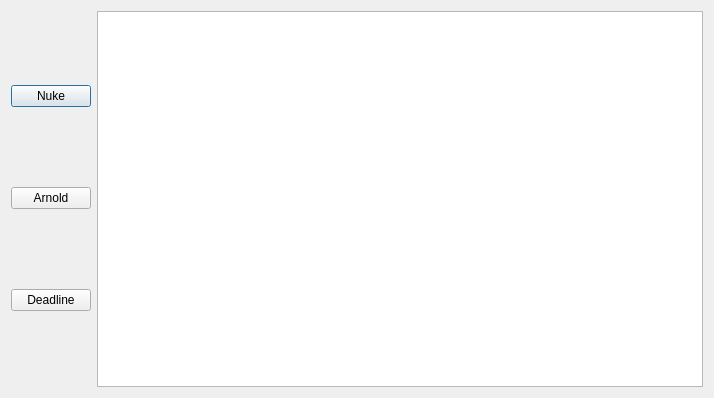
Qt form resources/dialog.ui (qpskcn1/tk-multi-licensemonitor) before a commit.
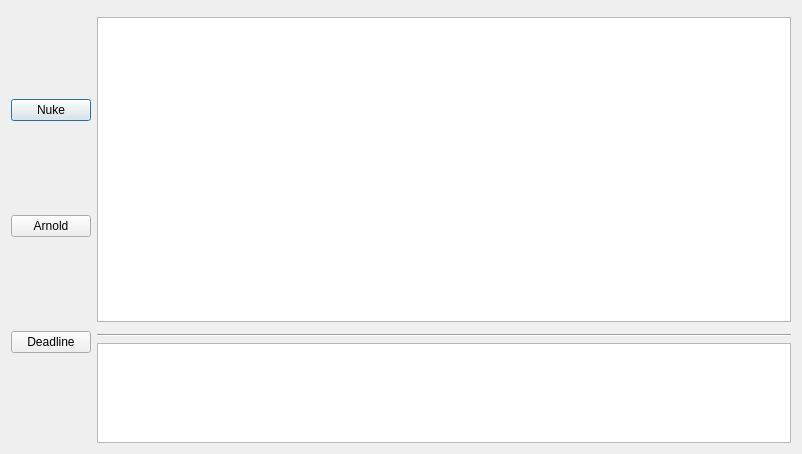
The same form after that commit.

```diff
--- a/resources/dialog.ui
+++ b/resources/dialog.ui
@@ -6,8 +6,8 @@
    <rect>
     <x>0</x>
     <y>0</y>
-    <width>714</width>
-    <height>398</height>
+    <width>802</width>
+    <height>454</height>
    </rect>
   </property>
   <property name="sizePolicy">
@@ -20,7 +20,7 @@
    <string>Dialog</string>
   </property>
   <layout class="QGridLayout" name="gridLayout">
-   <item row="0" column="0">
+   <item row="0" column="0" rowspan="5">
     <layout class="QVBoxLayout" name="verticalLayout">
      <property name="sizeConstraint">
       <enum>QLayout::SetNoConstraint</enum>
@@ -48,8 +48,31 @@
      </item>
     </layout>
    </item>
-   <item row="0" column="1">
-    <widget class="QTextBrowser" name="textBrowser"/>
+   <item row="4" column="2">
+    <widget class="QTextBrowser" name="textBrowser">
+     <property name="sizePolicy">
+      <sizepolicy hsizetype="Expanding" vsizetype="Preferred">
+       <horstretch>0</horstretch>
+       <verstretch>0</verstretch>
+      </sizepolicy>
+     </property>
+     <property name="maximumSize">
+      <size>
+       <width>16777215</width>
+       <height>100</height>
+      </size>
+     </property>
+    </widget>
+   </item>
+   <item row="1" column="2">
+    <widget class="QTreeView" name="treeView"/>
+   </item>
+   <item row="3" column="2">
+    <widget class="Line" name="line">
+     <property name="orientation">
+      <enum>Qt::Horizontal</enum>
+     </property>
+    </widget>
    </item>
   </layout>
  </widget>
```
